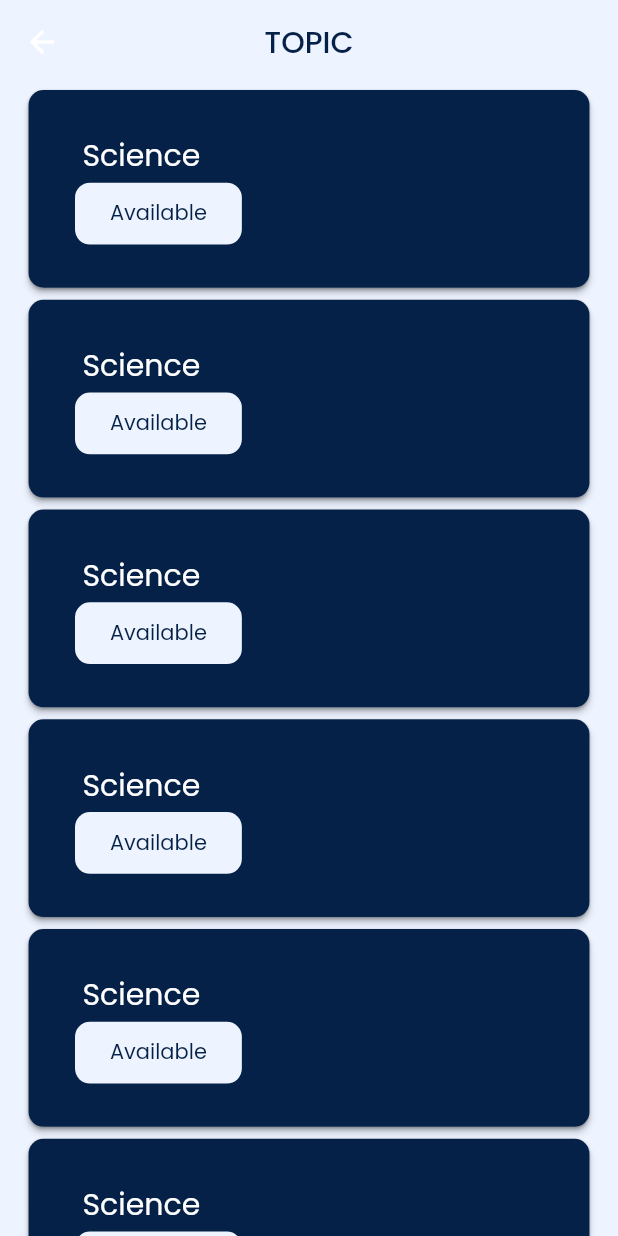
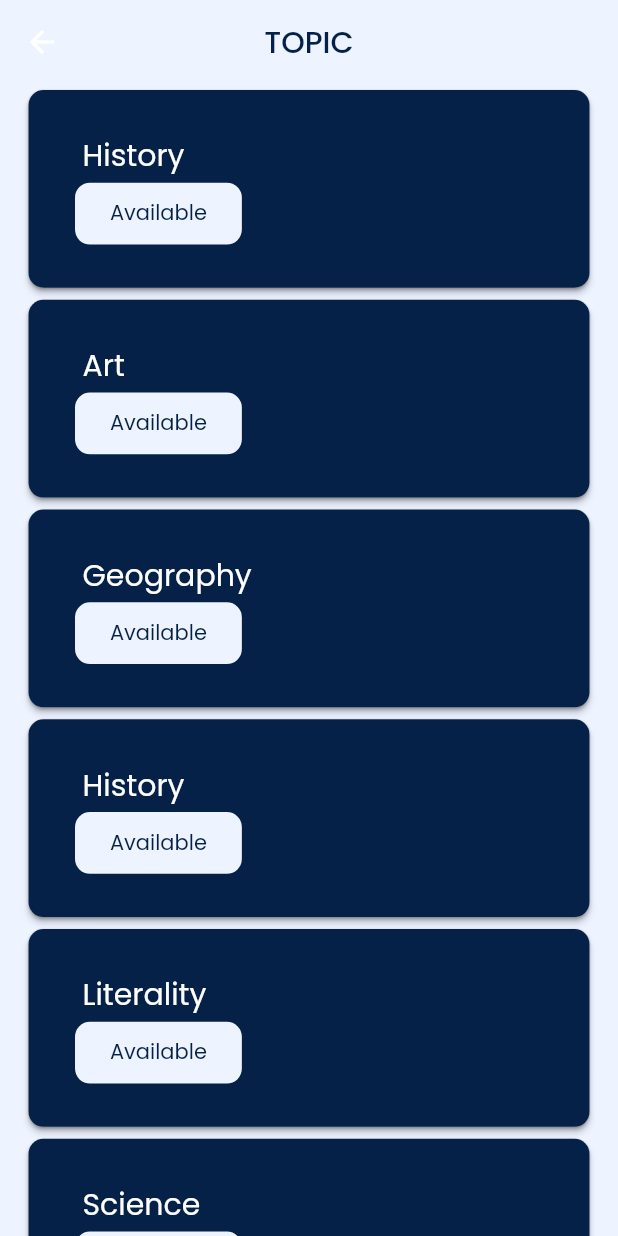
Before and after one commit to dollar-is-coding/Quizz-Game, a Flutter app: the TopicScreen screen opened directly, on a phone screen of 412 x 824 dp. Run offline on Flutter 3.47's test engine with Material 2 defaults, Android fonts, the phone set to English and light mode, and no system bars; our stand-ins replace cloud_firestore, curved_navigation_bar, email_validator, firebase_auth, firebase_core, google_fonts; accounts and stored records are empty.

Commit message:
update_topic

```diff
--- a/lib/the_others/topic.dart
+++ b/lib/the_others/topic.dart
@@ -2,12 +2,28 @@ import 'package:flutter/cupertino.dart';
 import 'package:flutter/material.dart';
 import 'package:google_fonts/google_fonts.dart';
 
+class Topic {
+  String topic;
+  Topic(this.topic);
+}
+
 class TopicScreen extends StatelessWidget {
+  TopicScreen([Key? key]) : super(key: key);
+  List<Topic> topics = [
+    Topic('History'),
+    Topic('Art'),
+    Topic('Geography'),
+    Topic('History'),
+    Topic('Literality'),
+    Topic('Science'),
+    Topic('Funny'),
+  ];
   @override
   Widget build(BuildContext context) {
     Widget titleSection = ListView.builder(
-      itemCount: 6,
+      itemCount: topics.length,
       itemBuilder: (context, index) {
+        final item = topics[index];
         return Padding(
           padding: const EdgeInsets.fromLTRB(15, 0, 15, 0),
           child: Card(
@@ -47,7 +63,7 @@ class TopicScreen extends StatelessWidget {
                           Padding(
                             padding: const EdgeInsets.fromLTRB(5, 0, 0, 3),
                             child: Text(
-                              'Science',
+                              item.topic,
                               style: GoogleFonts.poppins(
                                 fontWeight: FontWeight.normal,
                                 fontSize: 20,
```
Also changed, not shown: lib/main.dart (+21 -18 lines), lib/menu_screens/home.dart (+7 -7 lines), lib/menu_screens/rank.dart (+23 -1 lines).
